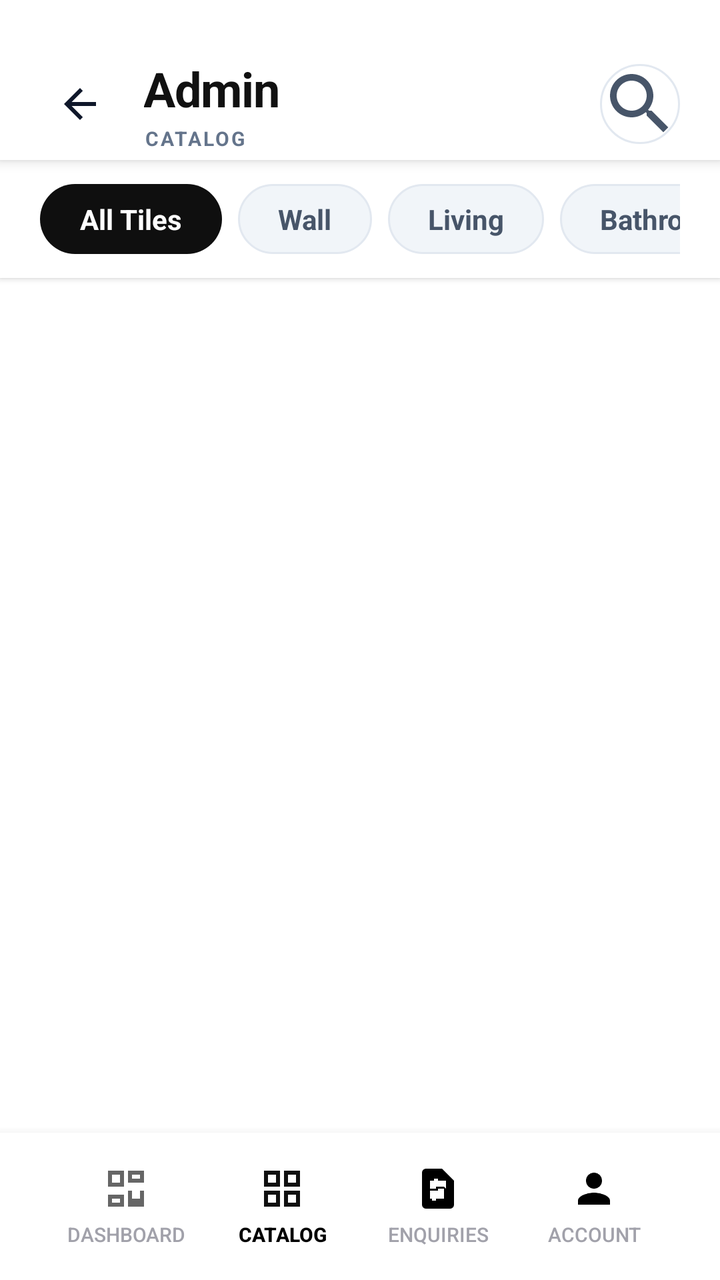
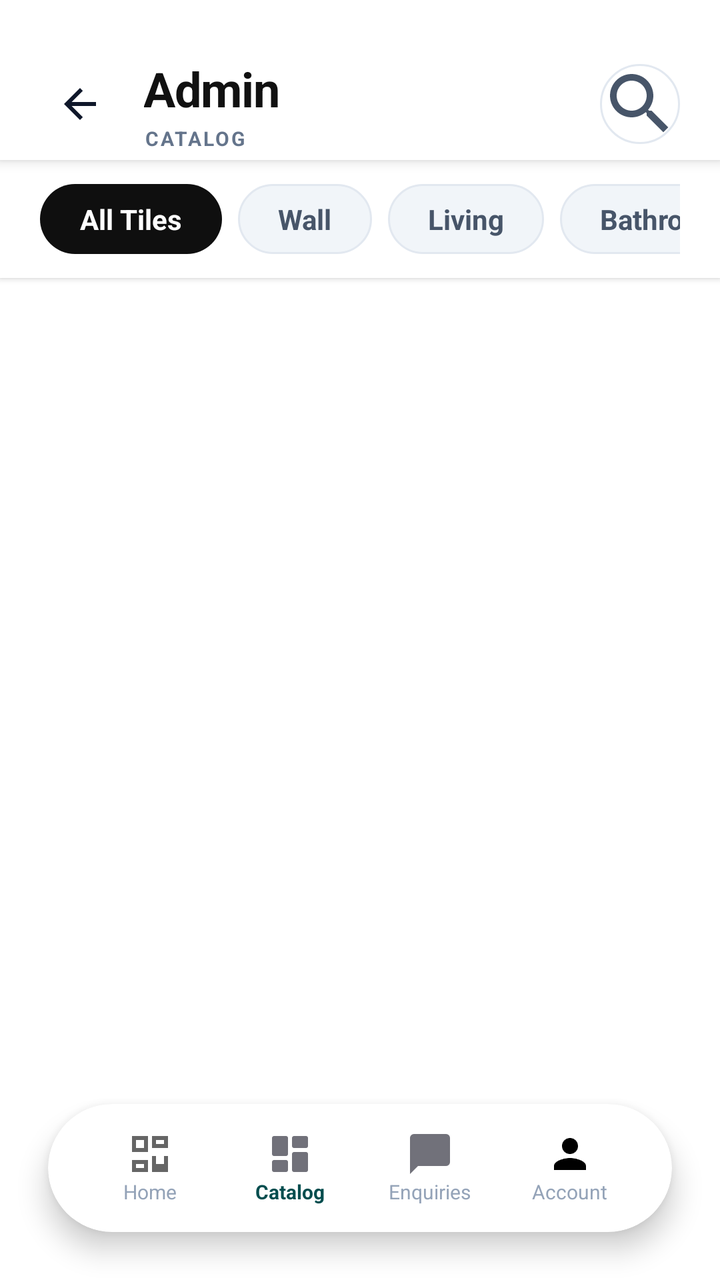

The first picture is an Android layout as it rendered before a commit; the second is the same layout after the commit. The layout source and the unified diff follow.
<!-- AndroidManifest.xml: activity theme Theme.AppCompat.Light.NoActionBar -->
<!-- res/layout/activity_admin_catalog.xml -->
<?xml version="1.0" encoding="utf-8"?>
<RelativeLayout xmlns:android="http://schemas.android.com/apk/res/android"
    android:layout_width="match_parent"
    android:layout_height="match_parent"
    android:background="@color/white"
    android:fitsSystemWindows="true">

    
    <LinearLayout
        android:id="@+id/header"
        android:layout_width="match_parent"
        android:layout_height="wrap_content"
        android:orientation="vertical"
        android:background="@color/white"
        android:elevation="4dp">

        

        
        <View
            android:layout_width="match_parent"
            android:layout_height="24dp"
            android:background="@color/white" />

        <RelativeLayout
            android:layout_width="match_parent"
            android:layout_height="56dp"
            android:paddingHorizontal="20dp"
            android:background="@color/white">

            
            <LinearLayout
                android:id="@+id/titleContainer"
                android:layout_width="match_parent"
                android:layout_height="match_parent"
                android:orientation="horizontal"
                android:gravity="center_vertical">

                
                <ImageView
                    android:id="@+id/btnBack"
                    android:layout_width="40dp"
                    android:layout_height="40dp"
                    android:src="@drawable/ic_arrow_back"
                    android:tint="@color/slate_900"
                    android:padding="8dp"
                    android:clickable="true"
                    android:focusable="true" />

                
                <LinearLayout
                    android:layout_width="0dp"
                    android:layout_height="wrap_content"
                    android:layout_weight="1"
                    android:orientation="vertical"
                    android:layout_marginStart="12dp">

                    <TextView
                        android:layout_width="wrap_content"
                        android:layout_height="wrap_content"
                        android:text="Admin"
                        android:textColor="@color/primary_dark"
                        android:textSize="24sp"
                        android:textStyle="bold"
                        android:letterSpacing="-0.02" />

                    <TextView
                        android:layout_width="wrap_content"
                        android:layout_height="wrap_content"
                        android:text="CATALOG"
                        android:textColor="@color/slate_500"
                        android:textSize="10sp"
                        android:textStyle="bold"
                        android:letterSpacing="0.1"
                        android:layout_marginTop="2dp" />
                </LinearLayout>

                
                <ImageView
                    android:id="@+id/btnSearch"
                    android:layout_width="40dp"
                    android:layout_height="40dp"
                    android:src="@drawable/ic_search"
                    android:tint="@color/slate_600"
                    android:background="@drawable/bg_circle_icon"
                    android:clickable="true"
                    android:focusable="true" />
            </LinearLayout>

            
            <LinearLayout
                android:id="@+id/searchContainer"
                android:layout_width="match_parent"
                android:layout_height="match_parent"
                android:orientation="horizontal"
                android:gravity="center_vertical"
                android:visibility="gone"
                android:background="@color/white">

                <ImageView
                    android:layout_width="40dp"
                    android:layout_height="40dp"
                    android:src="@drawable/ic_search"
                    android:tint="@color/slate_400"
                    android:padding="10dp" />

                <EditText
                    android:id="@+id/etSearch"
                    android:layout_width="0dp"
                    android:layout_height="wrap_content"
                    android:layout_weight="1"
                    android:background="@null"
                    android:hint="Search products..."
                    android:textColor="@color/slate_900"
                    android:textColorHint="@color/slate_400"
                    android:textSize="16sp"
                    android:paddingHorizontal="8dp"
                    android:inputType="text"
                    android:maxLines="1"
                    android:imeOptions="actionSearch" />

                <ImageView
                    android:id="@+id/btnCloseSearch"
                    android:layout_width="40dp"
                    android:layout_height="40dp"
                    android:src="@drawable/ic_close"
                    android:tint="@color/slate_600"
                    android:padding="10dp"
                    android:clickable="true"
                    android:focusable="true" />

            </LinearLayout>

        </RelativeLayout>
    </LinearLayout>

    
    <HorizontalScrollView
        android:id="@+id/filterTabs"
        android:layout_width="match_parent"
        android:layout_height="wrap_content"
        android:layout_below="@id/header"
        android:background="@color/white"
        android:paddingHorizontal="20dp"
        android:paddingVertical="12dp"
        android:elevation="2dp"
        android:scrollbars="none">

        <LinearLayout
            android:layout_width="wrap_content"
            android:layout_height="wrap_content"
            android:orientation="horizontal">

            
            <LinearLayout
                android:id="@+id/btnAllTiles"
                android:layout_width="wrap_content"
                android:layout_height="wrap_content"
                android:orientation="horizontal"
                android:background="@drawable/bg_filter_active"
                android:paddingHorizontal="20dp"
                android:paddingVertical="8dp"
                android:layout_marginEnd="8dp"
                android:clickable="true"
                android:focusable="true">

                <TextView
                    android:layout_width="wrap_content"
                    android:layout_height="wrap_content"
                    android:text="All Tiles"
                    android:textColor="@color/white"
                    android:textSize="14sp"
                    android:textStyle="bold" />
            </LinearLayout>

            
            <LinearLayout
                android:id="@+id/btnWall"
                android:layout_width="wrap_content"
                android:layout_height="wrap_content"
                android:orientation="horizontal"
                android:background="@drawable/bg_filter_inactive"
                android:paddingHorizontal="20dp"
                android:paddingVertical="8dp"
                android:layout_marginEnd="8dp"
                android:clickable="true"
                android:focusable="true">

                <TextView
                    android:layout_width="wrap_content"
                    android:layout_height="wrap_content"
                    android:text="Wall"
                    android:textColor="@color/slate_600"
                    android:textSize="14sp"
                    android:textStyle="bold" />
            </LinearLayout>

            
            <LinearLayout
                android:id="@+id/btnLiving"
                android:layout_width="wrap_content"
                android:layout_height="wrap_content"
                android:orientation="horizontal"
                android:background="@drawable/bg_filter_inactive"
                android:paddingHorizontal="20dp"
                android:paddingVertical="8dp"
                android:layout_marginEnd="8dp"
                android:clickable="true"
                android:focusable="true">

                <TextView
                    android:layout_width="wrap_content"
                    android:layout_height="wrap_content"
                    android:text="Living"
                    android:textColor="@color/slate_600"
                    android:textSize="14sp"
                    android:textStyle="bold" />
            </LinearLayout>

            
            <LinearLayout
                android:id="@+id/btnBathroom"
                android:layout_width="wrap_content"
                android:layout_height="wrap_content"
                android:orientation="horizontal"
                android:background="@drawable/bg_filter_inactive"
                android:paddingHorizontal="20dp"
                android:paddingVertical="8dp"
                android:layout_marginEnd="8dp"
                android:clickable="true"
                android:focusable="true">

                <TextView
                    android:layout_width="wrap_content"
                    android:layout_height="wrap_content"
                    android:text="Bathroom"
                    android:textColor="@color/slate_600"
                    android:textSize="14sp"
                    android:textStyle="bold" />
            </LinearLayout>

            
            <LinearLayout
                android:id="@+id/btnKitchen"
                android:layout_width="wrap_content"
                android:layout_height="wrap_content"
                android:orientation="horizontal"
                android:background="@drawable/bg_filter_inactive"
                android:paddingHorizontal="20dp"
                android:paddingVertical="8dp"
                android:layout_marginEnd="8dp"
                android:clickable="true"
                android:focusable="true">

                <TextView
                    android:layout_width="wrap_content"
                    android:layout_height="wrap_content"
                    android:text="Kitchen"
                    android:textColor="@color/slate_600"
                    android:textSize="14sp"
                    android:textStyle="bold" />
            </LinearLayout>

            
            <LinearLayout
                android:id="@+id/btnBedroom"
                android:layout_width="wrap_content"
                android:layout_height="wrap_content"
                android:orientation="horizontal"
                android:background="@drawable/bg_filter_inactive"
                android:paddingHorizontal="20dp"
                android:paddingVertical="8dp"
                android:clickable="true"
                android:focusable="true">

                <TextView
                    android:layout_width="wrap_content"
                    android:layout_height="wrap_content"
                    android:text="Bedroom"
                    android:textColor="@color/slate_600"
                    android:textSize="14sp"
                    android:textStyle="bold" />
            </LinearLayout>

        </LinearLayout>
    </HorizontalScrollView>

    
    <androidx.recyclerview.widget.RecyclerView
        android:id="@+id/recyclerViewTiles"
        android:layout_width="match_parent"
        android:layout_height="match_parent"
        android:layout_below="@id/filterTabs"
        android:layout_above="@id/bottomNav"
        android:layout_marginTop="0dp"
        android:layout_marginBottom="0dp"
        android:clipToPadding="false"
        android:padding="12dp"
        android:scrollbars="vertical" />

    
    <LinearLayout
        android:id="@+id/bottomNav"
        android:layout_width="match_parent"
        android:layout_height="wrap_content"
        android:orientation="horizontal"
        android:background="@color/white"
        android:layout_alignParentBottom="true"
        android:elevation="8dp">

        <LinearLayout
            android:layout_width="match_parent"
            android:layout_height="wrap_content"
            android:orientation="horizontal"
            android:gravity="center"
            android:paddingHorizontal="24dp"
            android:paddingVertical="12dp">

            
            <Button
                android:id="@+id/bottomDashboard"
                android:layout_width="0dp"
                android:layout_height="wrap_content"
                android:layout_weight="1"
                android:background="@android:color/transparent"
                android:textColor="@color/zinc_400"
                android:textSize="10sp"
                android:drawableTop="@drawable/ic_dashboard"
                android:drawablePadding="4dp"
                android:paddingTop="4dp"
                android:paddingBottom="4dp"
                android:text="Dashboard"
                android:gravity="center"
                android:stateListAnimator="@null" />

            

            
            <Button
                android:id="@+id/bottomInventory"
                android:layout_width="0dp"
                android:layout_height="wrap_content"
                android:layout_weight="1"
                android:background="@android:color/transparent"
                android:drawableTop="@drawable/ic_grid_viewic_grid_view_filled"
                android:drawablePadding="4dp"
                android:gravity="center"
                android:paddingTop="4dp"
                android:paddingBottom="4dp"
                android:stateListAnimator="@null"
                android:text="Catalog"
                android:textColor="@color/primary_color"
                android:textSize="10sp"
                android:textStyle="bold" />

            <Button
                android:id="@+id/bottomQuotes"
                android:layout_width="0dp"
                android:layout_height="wrap_content"
                android:layout_weight="1"
                android:background="@android:color/transparent"
                android:textColor="@color/zinc_400"
                android:textSize="10sp"
                android:drawableTop="@drawable/ic_request_quote"
                android:drawablePadding="4dp"
                android:paddingTop="4dp"
                android:paddingBottom="4dp"
                android:text="Enquiries"
                android:gravity="center"
                android:stateListAnimator="@null" />

            
            <Button
                android:id="@+id/bottomAccount"
                android:layout_width="0dp"
                android:layout_height="wrap_content"
                android:layout_weight="1"
                android:background="@android:color/transparent"
                android:textColor="@color/zinc_400"
                android:textSize="10sp"
                android:drawableTop="@drawable/ic_person"
                android:drawablePadding="4dp"
                android:paddingTop="4dp"
                android:paddingBottom="4dp"
                android:text="Account"
                android:gravity="center"
                android:stateListAnimator="@null" />

        </LinearLayout>

    </LinearLayout>

</RelativeLayout>
<!-- resources referenced by this layout -->
<resources>
  <color name="primary_color">#FF000000</color>
  <color name="primary_dark">#111111</color>
  <color name="slate_400">#94A3B8</color>
  <color name="slate_500">#64748B</color>
  <color name="slate_600">#475569</color>
  <color name="slate_900">#0F172A</color>
  <color name="white">#FFFFFFFF</color>
  <color name="zinc_400">#a1a1aa</color>
  <!-- drawable bg_circle_icon (drawable) -->
  <?xml version="1.0" encoding="utf-8"?>
  <shape xmlns:android="http://schemas.android.com/apk/res/android">
      <solid android:color="@color/white" />
      <corners android:radius="100dp" />
      <stroke android:width="1dp" android:color="@color/slate_200" />
  </shape>
  <!-- drawable bg_filter_active (drawable) -->
  <?xml version="1.0" encoding="utf-8"?>
  <shape xmlns:android="http://schemas.android.com/apk/res/android">
      <solid android:color="@color/primary" />
      <corners android:radius="20dp" />
  </shape>
  <!-- drawable bg_filter_inactive (drawable) -->
  <?xml version="1.0" encoding="utf-8"?>
  <shape xmlns:android="http://schemas.android.com/apk/res/android">
      <solid android:color="@color/slate_100" />
      <stroke android:width="1dp" android:color="@color/slate_200" />
      <corners android:radius="20dp" />
  </shape>
  <!-- drawable ic_arrow_back (drawable) -->
  <?xml version="1.0" encoding="utf-8"?>
  <vector xmlns:android="http://schemas.android.com/apk/res/android"
      android:width="24dp"
      android:height="24dp"
      android:viewportWidth="24"
      android:viewportHeight="24"
      android:tint="@color/slate_900">
      <path
          android:fillColor="@android:color/white"
          android:pathData="M20,11H7.83l5.59,-5.59L12,4l-8,8 8,8 1.41,-1.41L7.83,13H20v-2z"/>
  </vector>
  <!-- drawable ic_close (drawable) -->
  <?xml version="1.0" encoding="utf-8"?>
  <vector xmlns:android="http://schemas.android.com/apk/res/android"
      android:width="24dp"
      android:height="24dp"
      android:viewportWidth="24"
      android:viewportHeight="24"
      android:tint="@color/slate_600">
      <path
          android:fillColor="@android:color/white"
          android:pathData="M19,6.41L17.59,5 12,10.59 6.41,5 5,6.41 10.59,12 5,17.59 6.41,19 12,13.41 17.59,19 19,17.59 13.41,12z"/>
  </vector>
  <!-- drawable ic_grid_viewic_grid_view_filled (drawable) -->
  <vector xmlns:android="http://schemas.android.com/apk/res/android"
      android:width="24dp"
      android:height="24dp"
      android:viewportWidth="24"
      android:viewportHeight="24">
      <path
          android:fillColor="@color/bottom_nav_active"
          android:pathData="M3,3v8h8V3H3zM9,9H5V5h4V9zM3,13v8h8v-8H3zM9,19H5v-4h4V19zM13,3v8h8V3H13zM19,9h-4V5h4V9zM13,13v8h8v-8H13zM19,19h-4v-4h4V19z" />
  </vector>
  <!-- drawable ic_person (drawable) -->
  <vector xmlns:android="http://schemas.android.com/apk/res/android"
      android:width="24dp"
      android:height="24dp"
      android:viewportWidth="24"
      android:viewportHeight="24">
      <path
          android:fillColor="#000000"
          android:pathData="M12,12c2.21,0 4,-1.79 4,-4s-1.79,-4 -4,-4 -4,1.79 -4,4 1.79,4 4,4zM12,14c-2.67,0 -8,1.34 -8,4v2h16v-2c0,-2.66 -5.33,-4 -8,-4z"/>
  </vector>
  <!-- drawable ic_request_quote (drawable) -->
  <vector xmlns:android="http://schemas.android.com/apk/res/android" android:width="24dp" android:height="24dp" android:viewportWidth="24" android:viewportHeight="24">
    <path android:fillColor="#FF000000" android:pathData="M14,2H6c-1.1,0 -1.99,0.9 -1.99,2L4,20c0,1.1 0.89,2 1.99,2H18c1.1,0 2,-0.9 2,-2V8l-6,-6zM15,11h-4v1h4v5h-4v1h-2v-1H8v-4h4v-1H8v-4h2v-1h2v1h4v4z"/>
  </vector>
  <color name="slate_200">#E2E8F0</color>
  <color name="primary">#0F0F0F</color>
  <color name="slate_100">#F1F5F9</color>
  <color name="bottom_nav_active">#0F0F0F</color>
  <!-- unchanged entries left out for length: 2 -->
</resources>

<!-- the commit's change to res/layout/activity_admin_catalog.xml (unified diff, before → after) -->
@@ -299,95 +299,122 @@
         android:scrollbars="vertical" />
 
     
-    <LinearLayout
-        android:id="@+id/bottomNav"
+    <androidx.cardview.widget.CardView
         android:layout_width="match_parent"
-        android:layout_height="wrap_content"
-        android:orientation="horizontal"
-        android:background="@color/white"
+        android:layout_height="64dp"
         android:layout_alignParentBottom="true"
-        android:elevation="8dp">
+        android:layout_marginHorizontal="24dp"
+        android:layout_marginBottom="24dp"
+        xmlns:app="http://schemas.android.com/apk/res-auto"
+        app:cardCornerRadius="32dp"
+        app:cardElevation="8dp"
+        app:cardBackgroundColor="@color/white">
 
         <LinearLayout
             android:layout_width="match_parent"
-            android:layout_height="wrap_content"
+            android:layout_height="match_parent"
             android:orientation="horizontal"
-            android:gravity="center"
-            android:paddingHorizontal="24dp"
-            android:paddingVertical="12dp">
-
-            
-            <Button
+            android:gravity="center_vertical"
+            android:paddingHorizontal="16dp">
+
+            
+            <LinearLayout
                 android:id="@+id/bottomDashboard"
                 android:layout_width="0dp"
-                android:layout_height="wrap_content"
+                android:layout_height="match_parent"
                 android:layout_weight="1"
-                android:background="@android:color/transparent"
-                android:textColor="@color/zinc_400"
-                android:textSize="10sp"
-                android:drawableTop="@drawable/ic_dashboard"
-                android:drawablePadding="4dp"
-                android:paddingTop="4dp"
-                android:paddingBottom="4dp"
-                android:text="Dashboard"
+                android:orientation="vertical"
                 android:gravity="center"
-                android:stateListAnimator="@null" />
-
-            
-
-            
-            <Button
+                android:clickable="true"
+                android:focusable="true"
+                android:background="?attr/selectableItemBackgroundBorderless">
+                <ImageView
+                    android:layout_width="24dp"
+                    android:layout_height="24dp"
+                    android:src="@drawable/ic_dashboard"
+                    app:tint="#94A3B8" />
+                <TextView
+                    android:layout_width="wrap_content"
+                    android:layout_height="wrap_content"
+                    android:text="Home"
+                    android:textSize="10sp"
+                    android:textColor="#94A3B8" />
+            </LinearLayout>
+
+            
+            <LinearLayout
                 android:id="@+id/bottomInventory"
                 android:layout_width="0dp"
-                android:layout_height="wrap_content"
+                android:layout_height="match_parent"
                 android:layout_weight="1"
-                android:background="@android:color/transparent"
-                android:drawableTop="@drawable/ic_grid_viewic_grid_view_filled"
-                android:drawablePadding="4dp"
+                android:orientation="vertical"
                 android:gravity="center"
-                android:paddingTop="4dp"
-                android:paddingBottom="4dp"
-                android:stateListAnimator="@null"
-                android:text="Catalog"
-                android:textColor="@color/primary_color"
-                android:textSize="10sp"
-                android:textStyle="bold" />
-
-            <Button
+                android:clickable="true"
+                android:focusable="true"
+                android:background="?attr/selectableItemBackgroundBorderless">
+                <ImageView
+                    android:layout_width="24dp"
+                    android:layout_height="24dp"
+                    android:src="@drawable/ic_category"
+                    app:tint="#014d4e" />
+                <TextView
+                    android:layout_width="wrap_content"
+                    android:layout_height="wrap_content"
+                    android:text="Catalog"
+                    android:textSize="10sp"
+                    android:textColor="#014d4e"
+                    android:textStyle="bold" />
+            </LinearLayout>
+
+            
+            <LinearLayout
                 android:id="@+id/bottomQuotes"
                 android:layout_width="0dp"
-                android:layout_height="wrap_content"
+                android:layout_height="match_parent"
                 android:layout_weight="1"
-                android:background="@android:color/transparent"
-                android:textColor="@color/zinc_400"
-                android:textSize="10sp"
-                android:drawableTop="@drawable/ic_request_quote"
-                android:drawablePadding="4dp"
-                android:paddingTop="4dp"
-                android:paddingBottom="4dp"
-                android:text="Enquiries"
+                android:orientation="vertical"
                 android:gravity="center"
-                android:stateListAnimator="@null" />
-
-            
-            <Button
+                android:clickable="true"
+                android:focusable="true"
+                android:background="?attr/selectableItemBackgroundBorderless">
+                <ImageView
+                    android:layout_width="24dp"
+                    android:layout_height="24dp"
+                    android:src="@drawable/ic_chat"
+                    app:tint="#94A3B8" />
+                <TextView
+                    android:layout_width="wrap_content"
+                    android:layout_height="wrap_content"
+                    android:text="Enquiries"
+                    android:textSize="10sp"
+                    android:textColor="#94A3B8" />
+            </LinearLayout>
+
+            
+            <LinearLayout
                 android:id="@+id/bottomAccount"
                 android:layout_width="0dp"
-                android:layout_height="wrap_content"
+                android:layout_height="match_parent"
                 android:layout_weight="1"
-                android:background="@android:color/transparent"
-                android:textColor="@color/zinc_400"
-                android:textSize="10sp"
-                android:drawableTop="@drawable/ic_person"
-                android:drawablePadding="4dp"
-                android:paddingTop="4dp"
-                android:paddingBottom="4dp"
-                android:text="Account"
+                android:orientation="vertical"
                 android:gravity="center"
-                android:stateListAnimator="@null" />
+                android:clickable="true"
+                android:focusable="true"
+                android:background="?attr/selectableItemBackgroundBorderless">
+                <ImageView
+                    android:layout_width="24dp"
+                    android:layout_height="24dp"
+                    android:src="@drawable/ic_person"
+                    app:tint="#94A3B8" />
+                <TextView
+                    android:layout_width="wrap_content"
+                    android:layout_height="wrap_content"
+                    android:text="Account"
+                    android:textSize="10sp"
+                    android:textColor="#94A3B8" />
+            </LinearLayout>
 
         </LinearLayout>
-
-    </LinearLayout>
+    </androidx.cardview.widget.CardView>
 
 </RelativeLayout>
<!-- resource entries referenced after the edit -->
@@ -1,13 +1,11 @@
 <!-- resources referenced by this layout -->
 <resources>
-  <color name="primary_color">#FF000000</color>
   <color name="primary_dark">#111111</color>
   <color name="slate_400">#94A3B8</color>
   <color name="slate_500">#64748B</color>
   <color name="slate_600">#475569</color>
   <color name="slate_900">#0F172A</color>
   <color name="white">#FFFFFFFF</color>
-  <color name="zinc_400">#a1a1aa</color>
   <!-- drawable bg_circle_icon (drawable) -->
   <?xml version="1.0" encoding="utf-8"?>
   <shape xmlns:android="http://schemas.android.com/apk/res/android">
@@ -40,6 +38,26 @@
           android:fillColor="@android:color/white"
           android:pathData="M20,11H7.83l5.59,-5.59L12,4l-8,8 8,8 1.41,-1.41L7.83,13H20v-2z"/>
   </vector>
+  <!-- drawable ic_category (drawable) -->
+  <vector xmlns:android="http://schemas.android.com/apk/res/android"
+      android:width="24dp"
+      android:height="24dp"
+      android:viewportWidth="24"
+      android:viewportHeight="24">
+      <path
+          android:fillColor="#71717A"
+          android:pathData="M4,13h6c0.55,0 1,-0.45 1,-1V4c0,-0.55 -0.45,-1 -1,-1H4c-0.55,0 -1,0.45 -1,1v8c0,0.55 0.45,1 1,1zM4,21h6c0.55,0 1,-0.45 1,-1v-4c0,-0.55 -0.45,-1 -1,-1H4c-0.55,0 -1,0.45 -1,1v4c0,0.55 0.45,1 1,1zM14,21h6c0.55,0 1,-0.45 1,-1v-8c0,-0.55 -0.45,-1 -1,-1h-6c-0.55,0 -1,0.45 -1,1v8c0,0.55 0.45,1 1,1zM13,4v4c0,0.55 0.45,1 1,1h6c0.55,0 1,-0.45 1,-1V4c0,-0.55 -0.45,-1 -1,-1h-6c-0.55,0 -1,0.45 -1,1z"/>
+  </vector>
+  <!-- drawable ic_chat (drawable) -->
+  <vector xmlns:android="http://schemas.android.com/apk/res/android"
+      android:width="24dp"
+      android:height="24dp"
+      android:viewportWidth="24"
+      android:viewportHeight="24">
+      <path
+          android:fillColor="#71717A"
+          android:pathData="M20,2H4c-1.1,0 -2,0.9 -2,2v18l4,-4h14c1.1,0 2,-0.9 2,-2V4c0,-1.1 -0.9,-2 -2,-2z"/>
+  </vector>
   <!-- drawable ic_close (drawable) -->
   <?xml version="1.0" encoding="utf-8"?>
   <vector xmlns:android="http://schemas.android.com/apk/res/android"
@@ -52,16 +70,6 @@
           android:fillColor="@android:color/white"
           android:pathData="M19,6.41L17.59,5 12,10.59 6.41,5 5,6.41 10.59,12 5,17.59 6.41,19 12,13.41 17.59,19 19,17.59 13.41,12z"/>
   </vector>
-  <!-- drawable ic_grid_viewic_grid_view_filled (drawable) -->
-  <vector xmlns:android="http://schemas.android.com/apk/res/android"
-      android:width="24dp"
-      android:height="24dp"
-      android:viewportWidth="24"
-      android:viewportHeight="24">
-      <path
-          android:fillColor="@color/bottom_nav_active"
-          android:pathData="M3,3v8h8V3H3zM9,9H5V5h4V9zM3,13v8h8v-8H3zM9,19H5v-4h4V19zM13,3v8h8V3H13zM19,9h-4V5h4V9zM13,13v8h8v-8H13zM19,19h-4v-4h4V19z" />
-  </vector>
   <!-- drawable ic_person (drawable) -->
   <vector xmlns:android="http://schemas.android.com/apk/res/android"
       android:width="24dp"
@@ -72,14 +80,9 @@
           android:fillColor="#000000"
           android:pathData="M12,12c2.21,0 4,-1.79 4,-4s-1.79,-4 -4,-4 -4,1.79 -4,4 1.79,4 4,4zM12,14c-2.67,0 -8,1.34 -8,4v2h16v-2c0,-2.66 -5.33,-4 -8,-4z"/>
   </vector>
-  <!-- drawable ic_request_quote (drawable) -->
-  <vector xmlns:android="http://schemas.android.com/apk/res/android" android:width="24dp" android:height="24dp" android:viewportWidth="24" android:viewportHeight="24">
-    <path android:fillColor="#FF000000" android:pathData="M14,2H6c-1.1,0 -1.99,0.9 -1.99,2L4,20c0,1.1 0.89,2 1.99,2H18c1.1,0 2,-0.9 2,-2V8l-6,-6zM15,11h-4v1h4v5h-4v1h-2v-1H8v-4h4v-1H8v-4h2v-1h2v1h4v4z"/>
-  </vector>
   <color name="slate_200">#E2E8F0</color>
   <color name="primary">#0F0F0F</color>
   <color name="slate_100">#F1F5F9</color>
-  <color name="bottom_nav_active">#0F0F0F</color>
   <!-- unchanged entries left out for length: 2 -->
 </resources>
 
